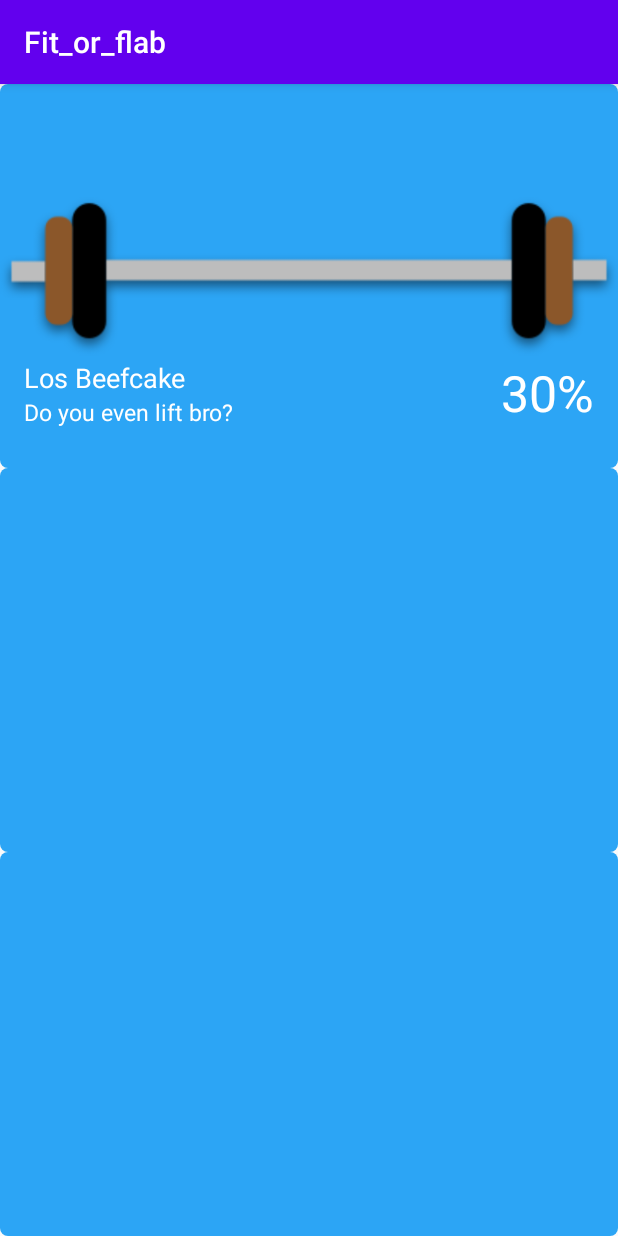
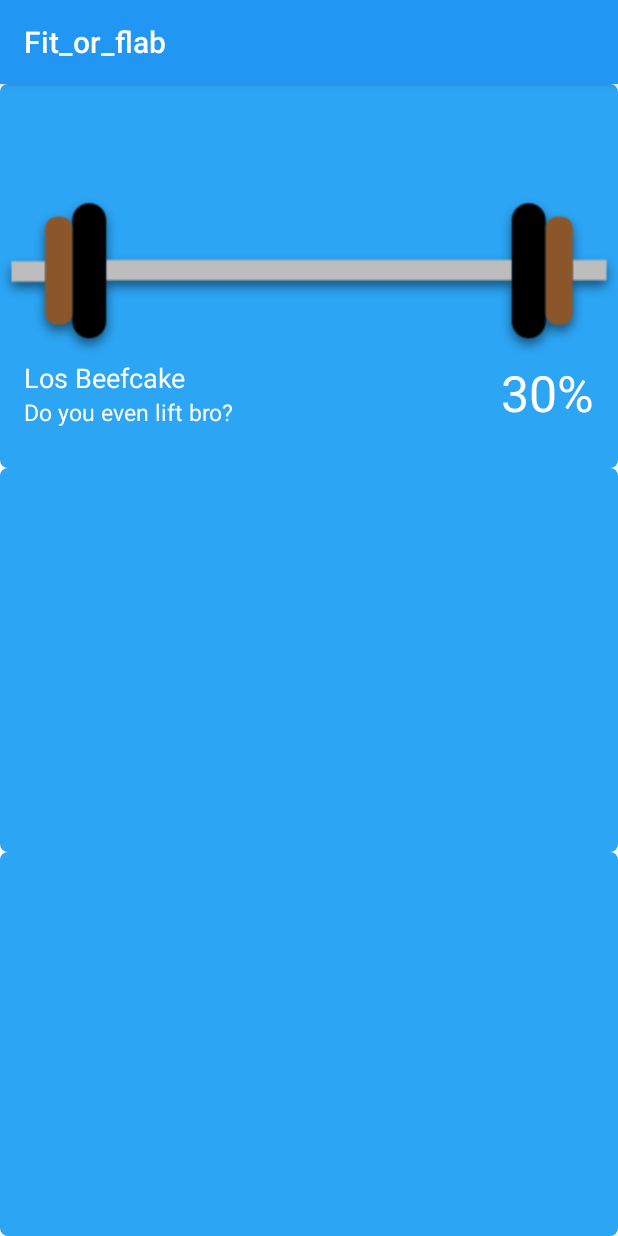
Before and after one commit to notshibe/Fit_or_flab, an Android app: the screen it shows after launch (MainActivity), on a phone screen of 412 x 824 dp. Run offline under Robolectric (Android 15) with nearby library versions, the phone set to English and light mode, and no system bars.

Commit message:
theme and title text color set

```diff
--- a/app/src/main/res/layout/activity_main.xml
+++ b/app/src/main/res/layout/activity_main.xml
@@ -78,6 +78,6 @@
             android:layout_height="fill_parent"
             android:layout_weight="1"
             android:background="@drawable/rounded_corners"
-            android:backgroundTint="#2ca5f5"/>
+            android:backgroundTint="#2ca5f5" />
     </LinearLayout>
 </androidx.constraintlayout.widget.ConstraintLayout>
--- a/app/src/main/res/values/colors.xml
+++ b/app/src/main/res/values/colors.xml
@@ -1,6 +1,7 @@
 <?xml version="1.0" encoding="utf-8"?>
 <resources>
-    <color name="colorPrimary">#6200EE</color>
-    <color name="colorPrimaryDark">#3700B3</color>
+    <color name="colorPrimary">#00BCD4</color>
+    <color name="colorPrimaryDark">#00BCD4</color>
     <color name="colorAccent">#03DAC5</color>
+    <color name="titleTextColor">#FFFFFF</color>
 </resources>
--- a/app/src/main/res/values/styles.xml
+++ b/app/src/main/res/values/styles.xml
@@ -1,11 +1,12 @@
 <resources>
 
     <!-- Base application theme. -->
-    <style name="AppTheme" parent="Theme.AppCompat.Light.DarkActionBar">
+    <style name="AppTheme" parent="Theme.AppCompat.Light">
         <!-- Customize your theme here. -->
-        <item name="colorPrimary">@color/colorPrimary</item>
-        <item name="colorPrimaryDark">@color/colorPrimaryDark</item>
+        <item name="colorPrimary">#2196F3</item>
+        <item name="colorPrimaryDark">#00BCD4</item>
         <item name="colorAccent">@color/colorAccent</item>
+        <item name="titleTextColor">@color/titleTextColor</item>
     </style>
 
 </resources>
```
